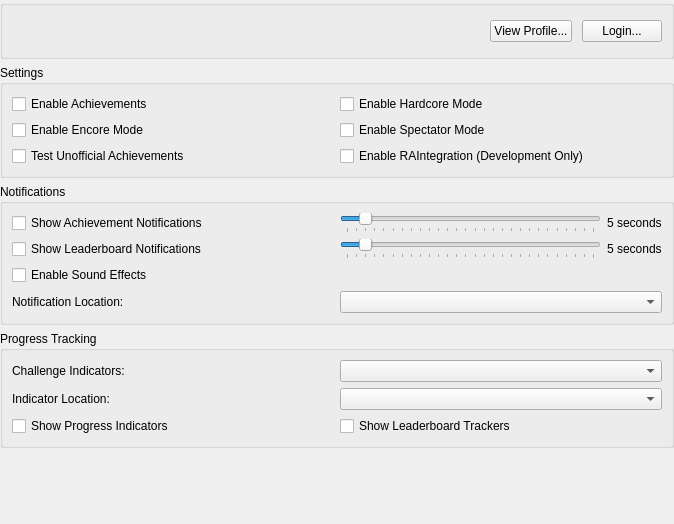
Above: src/duckstation-qt/achievementsettingswidget.ui from stenzek/duckstation before the change. Below: the same form after it.
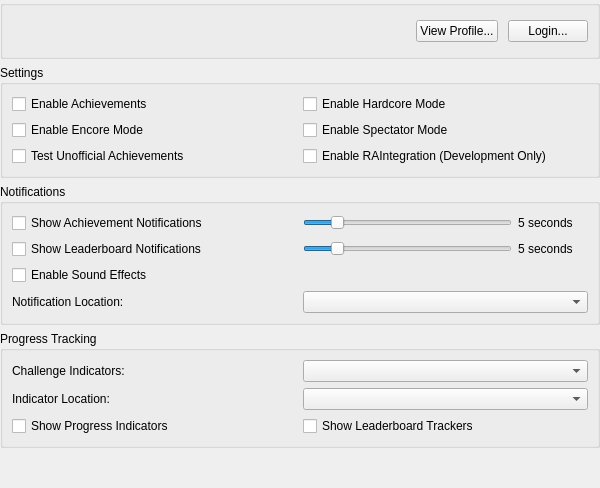
That is the form after the change.

Commit message: Qt: Polish sliders

What changed in the file:
```diff
--- a/src/duckstation-qt/achievementsettingswidget.ui
+++ b/src/duckstation-qt/achievementsettingswidget.ui
@@ -6,8 +6,8 @@
    <rect>
     <x>0</x>
     <y>0</y>
-    <width>674</width>
-    <height>524</height>
+    <width>600</width>
+    <height>488</height>
    </rect>
   </property>
   <layout class="QVBoxLayout" name="verticalLayout">
@@ -147,13 +147,13 @@
         <item>
          <widget class="QSlider" name="achievementNotificationsDuration">
           <property name="minimum">
-           <number>3</number>
+           <number>1</number>
           </property>
           <property name="maximum">
            <number>30</number>
           </property>
           <property name="pageStep">
-           <number>1</number>
+           <number>5</number>
           </property>
           <property name="value">
            <number>5</number>
@@ -161,19 +161,16 @@
           <property name="orientation">
            <enum>Qt::Orientation::Horizontal</enum>
           </property>
-          <property name="invertedAppearance">
-           <bool>false</bool>
-          </property>
-          <property name="tickPosition">
-           <enum>QSlider::TickPosition::TicksBelow</enum>
-          </property>
-          <property name="tickInterval">
-           <number>1</number>
-          </property>
          </widget>
         </item>
         <item>
          <widget class="QLabel" name="achievementNotificationsDurationLabel">
+          <property name="minimumSize">
+           <size>
+            <width>70</width>
+            <height>0</height>
+           </size>
+          </property>
           <property name="text">
            <string>5 seconds</string>
           </property>
@@ -193,13 +190,13 @@
         <item>
          <widget class="QSlider" name="leaderboardNotificationsDuration">
           <property name="minimum">
-           <number>3</number>
+           <number>1</number>
           </property>
           <property name="maximum">
            <number>30</number>
           </property>
           <property name="pageStep">
-           <number>1</number>
+           <number>5</number>
           </property>
           <property name="value">
            <number>5</number>
@@ -207,19 +204,16 @@
           <property name="orientation">
            <enum>Qt::Orientation::Horizontal</enum>
           </property>
-          <property name="invertedAppearance">
-           <bool>false</bool>
-          </property>
-          <property name="tickPosition">
-           <enum>QSlider::TickPosition::TicksBelow</enum>
-          </property>
-          <property name="tickInterval">
-           <number>1</number>
-          </property>
          </widget>
         </item>
         <item>
          <widget class="QLabel" name="leaderboardNotificationsDurationLabel">
+          <property name="minimumSize">
+           <size>
+            <width>70</width>
+            <height>0</height>
+           </size>
+          </property>
           <property name="text">
            <string>5 seconds</string>
           </property>
@@ -239,7 +233,7 @@
         <item>
          <widget class="QLabel" name="changeSoundsLink">
           <property name="alignment">
-           <set>Qt::AlignmentFlag::AlignLeft|Qt::AlignmentFlag::AlignTrailing|Qt::AlignmentFlag::AlignVCenter</set>
+           <set>Qt::AlignmentFlag::AlignRight|Qt::AlignmentFlag::AlignTrailing|Qt::AlignmentFlag::AlignVCenter</set>
           </property>
           <property name="openExternalLinks">
            <bool>true</bool>
@@ -314,8 +308,8 @@
      </property>
      <property name="sizeHint" stdset="0">
       <size>
-       <width>20</width>
-       <height>40</height>
+       <width>0</width>
+       <height>0</height>
       </size>
      </property>
     </spacer>
```
The commit also changes 4 other files.
